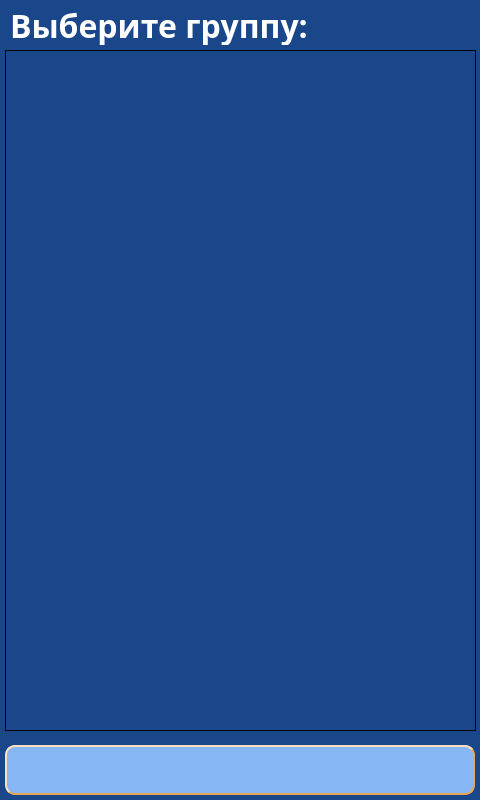
komrade2801/AutoSklad, file client/GUI/ui/screen_7_select_group.ui: the form before one commit.
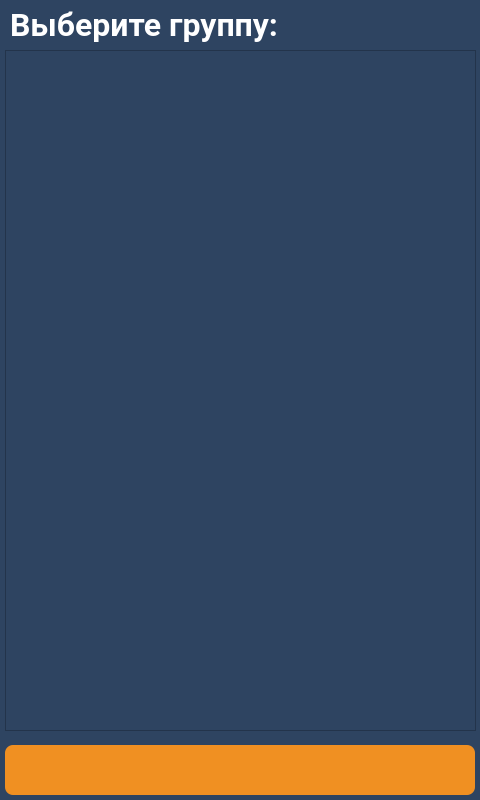
The form after the commit. Icons and pictures are not drawn.

Commit message: changed client UI style

Patch:
```diff
--- a/client/GUI/ui/screen_7_select_group.ui
+++ b/client/GUI/ui/screen_7_select_group.ui
@@ -14,7 +14,36 @@
    <string>screen_7_select_group</string>
   </property>
   <property name="styleSheet">
-   <string notr="true">background-color: #1A4789;</string>
+   <string notr="true">QWidget{
+	background-color: #2e4461;
+}
+QLabel {
+	background: none;
+	color: #FFFFFF;
+	border-width: 0px;
+	border-radius: 0px;
+	font-family: &quot;Roboto&quot;, Sans-serif;
+}
+#background {
+	color: #FFFFFF;
+	background-color: #2e4461;
+	border-width: 2px;
+	border-style: groove;
+	border-color: #ff9923;
+	border-radius: 0px;
+	font-family: &quot;Roboto&quot;, Sans-serif;
+}
+QPushButton {
+	color: #FFFFFF;
+	background-color: #f09022;
+	border-width: 0px;
+	border-style: outset;
+	border-color: #EAA657;
+	border-radius: 8px;
+	font-weight: 600;
+    font-size: 25px;
+	font-family: &quot;Roboto&quot;, Sans-serif;
+}</string>
   </property>
   <widget class="QListWidget" name="listWidget">
    <property name="enabled">
@@ -31,9 +60,6 @@
    <property name="whatsThis">
     <string>&lt;html&gt;&lt;head/&gt;&lt;body&gt;&lt;p&gt;&lt;br/&gt;&lt;/p&gt;&lt;/body&gt;&lt;/html&gt;</string>
    </property>
-   <property name="styleSheet">
-    <string notr="true">background-color: qlineargradient(spread:pad, x1:0, y1:0, x2:1, y2:0, stop:0 rgba(0, 0, 0, 0), stop:1 rgba(255, 255, 255, 0));</string>
-   </property>
   </widget>
   <widget class="QPushButton" name="btn_back">
    <property name="enabled">
@@ -55,20 +81,12 @@
    </property>
    <property name="font">
     <font>
-     <family>Arial Black</family>
-     <pointsize>16</pointsize>
+     <family>Roboto</family>
+     <pointsize>-1</pointsize>
      <weight>75</weight>
      <bold>true</bold>
     </font>
    </property>
-   <property name="styleSheet">
-    <string notr="true">color: #000000;
-background-color: #86B7F4;
-border-width: 2px;
-border-style: outset;
-border-color: #EAA657;
-border-radius: 10px;</string>
-   </property>
    <property name="text">
     <string/>
    </property>
@@ -97,7 +115,7 @@
    </property>
    <property name="font">
     <font>
-     <family>Arial Black</family>
+     <family>Roboto</family>
      <pointsize>24</pointsize>
      <weight>75</weight>
      <bold>true</bold>
@@ -106,12 +124,6 @@
    <property name="layoutDirection">
     <enum>Qt::LeftToRight</enum>
    </property>
-   <property name="styleSheet">
-    <string notr="true">color: #FFFFFF;
-background-color: #1A4789;
-border-width: 0px;
-border-radius: 0px;</string>
-   </property>
    <property name="text">
     <string>Выберите группу:</string>
    </property>
```
Left out of the diff: 2 changed lines with no effect on the pictures. The commit also changes 144 other files.
